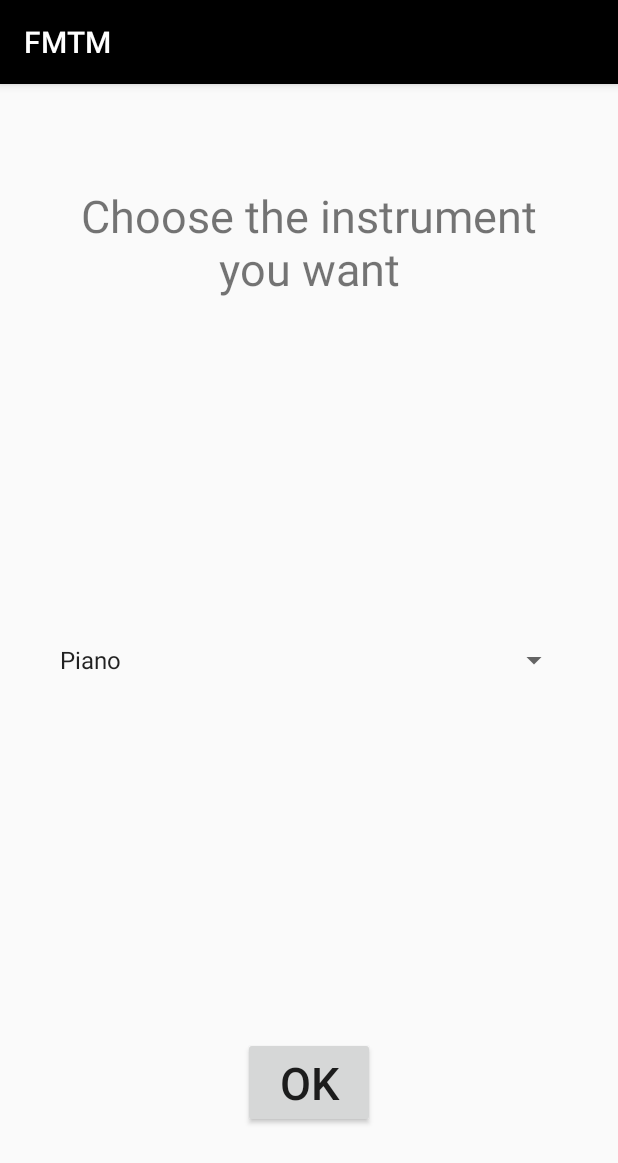
After one commit to ahmed-bensaad/FMTM, an Android app: the FirstInstrumentActivity screen opened directly, with no data from a screen before it, on a phone screen of 412 x 824 dp. The commit adds this screen. Shown: the top 1163 px of the screen. Run offline under Robolectric (Android 15) with nearby library versions, the phone set to English and light mode, and no system bars.

Commit message:
Ajout choix premier instruments FirstInstrumentActivity

```diff
--- a/FromMindToMusic/app/src/main/AndroidManifest.xml
+++ b/FromMindToMusic/app/src/main/AndroidManifest.xml
@@ -29,7 +29,8 @@
         <activity android:name=".DoItYourselfActivity" />
         <activity android:name=".SingInstrumentActivity" />
         <activity android:name=".SavedActivity" />
-        <activity android:name=".StyleActivity"></activity>
+        <activity android:name=".StyleActivity" />
+        <activity android:name=".FirstInstrumentActivity"></activity>
     </application>
 
 </manifest>
--- /dev/null
+++ b/FromMindToMusic/app/src/main/java/com/oc/rss/frommindtomusic/FirstInstrumentActivity.java
@@ -0,0 +1,39 @@
+package com.oc.rss.frommindtomusic;
+
+import android.content.Intent;
+import android.support.v7.app.AppCompatActivity;
+import android.os.Bundle;
+import android.view.View;
+import android.widget.ArrayAdapter;
+import android.widget.Spinner;
+
+import java.util.ArrayList;
+import java.util.List;
+
+public class FirstInstrumentActivity extends AppCompatActivity {
+
+    @Override
+    protected void onCreate(Bundle savedInstanceState) {
+        super.onCreate(savedInstanceState);
+        setContentView(R.layout.activity_first_instrument);
+
+        Spinner spinner = (Spinner) findViewById(R.id.spinner);
+        List<String> instruments = new ArrayList<String>();
+        instruments.add("Piano");
+        instruments.add("Violon");
+        instruments.add("Trompette");
+        instruments.add("Clarinette");
+        instruments.add("Sabre laser");
+
+        ArrayAdapter<String> adapter= new ArrayAdapter<String>(this,android.R.layout.simple_spinner_item, instruments);
+        adapter.setDropDownViewResource(android.R.layout.simple_spinner_dropdown_item);
+        spinner.setAdapter(adapter);
+    }
+
+
+    public void onClick (View v) {
+        Intent k = new Intent(FirstInstrumentActivity.this, ChoiceActivity.class);
+        startActivity(k);
+
+    }
+}
--- a/FromMindToMusic/app/src/main/java/com/oc/rss/frommindtomusic/RecordActivity.java
+++ b/FromMindToMusic/app/src/main/java/com/oc/rss/frommindtomusic/RecordActivity.java
@@ -136,7 +136,7 @@ public class RecordActivity extends AppCompatActivity {
             @Override
             public void onClick(View view)
             {
-                Intent I = new Intent(RecordActivity.this,ChoiceActivity.class);
+                Intent I = new Intent(RecordActivity.this,FirstInstrumentActivity.class);
                 I.putExtra("nbr",i);
                 startActivity(I);
             }
--- /dev/null
+++ b/FromMindToMusic/app/src/main/res/layout/activity_first_instrument.xml
@@ -0,0 +1,55 @@
+<?xml version="1.0" encoding="utf-8"?>
+<RelativeLayout xmlns:android="http://schemas.android.com/apk/res/android"
+    xmlns:tools="http://schemas.android.com/tools"
+    android:id="@+id/activity_first_instrument"
+    android:layout_width="match_parent"
+    android:layout_height="match_parent"
+    android:paddingBottom="@dimen/activity_vertical_margin"
+    android:paddingLeft="@dimen/activity_horizontal_margin"
+    android:paddingRight="@dimen/activity_horizontal_margin"
+    android:paddingTop="@dimen/activity_vertical_margin"
+    tools:context="com.oc.rss.frommindtomusic.FirstInstrumentActivity">
+
+    <RelativeLayout
+        android:id="@+id/activity_do_it_yourself"
+        android:layout_width="match_parent"
+        android:layout_height="match_parent"
+        android:paddingBottom="@dimen/activity_vertical_margin"
+        android:paddingLeft="@dimen/activity_horizontal_margin"
+        android:paddingRight="@dimen/activity_horizontal_margin"
+        android:paddingTop="@dimen/activity_vertical_margin"
+        tools:context="com.oc.rss.frommindtomusic.DoItYourselfActivity"
+        android:layout_alignParentTop="true"
+        android:layout_alignParentStart="true">
+
+        <TextView
+            android:text="Choose the instrument you want"
+            android:layout_width="match_parent"
+            android:layout_height="wrap_content"
+            android:layout_alignParentTop="true"
+            android:layout_marginTop="35dp"
+            android:id="@+id/textView2"
+            android:textSize="30sp"
+            android:textAlignment="center" />
+
+        <Button
+            android:text="Ok"
+            android:layout_height="wrap_content"
+            android:layout_marginBottom="40dp"
+            android:id="@+id/singNewButton"
+            android:layout_width="wrap_content"
+            android:onClick="onClick"
+            android:textSize="30sp"
+            android:layout_alignParentBottom="true"
+            android:layout_centerHorizontal="true" />
+
+        <Spinner
+            android:layout_width="match_parent"
+            android:layout_height="wrap_content"
+            android:id="@+id/spinner"
+            android:layout_centerVertical="true"
+            android:layout_alignParentStart="true" />
+
+
+    </RelativeLayout>
+</RelativeLayout>
```
Also changed, not shown: FromMindToMusic/app/src/main/res/layout/activity_result.xml (+4 -4 lines), FromMindToMusic/app/src/main/res/layout/activity_sing_instrument.xml (+23 -23 lines).
